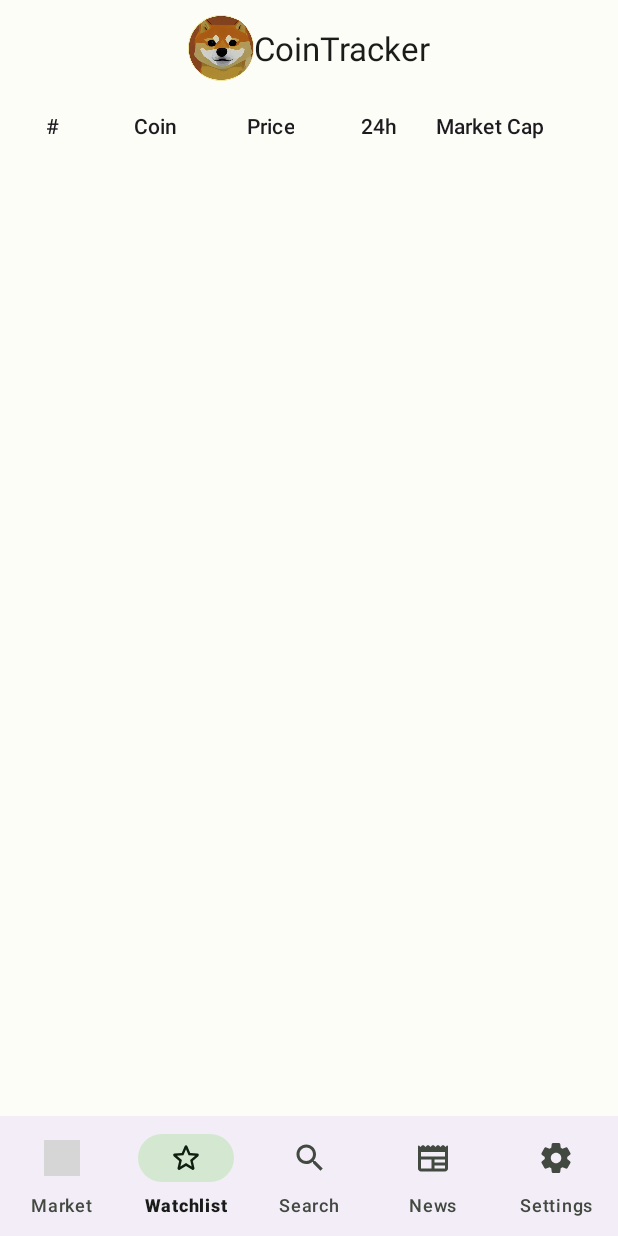
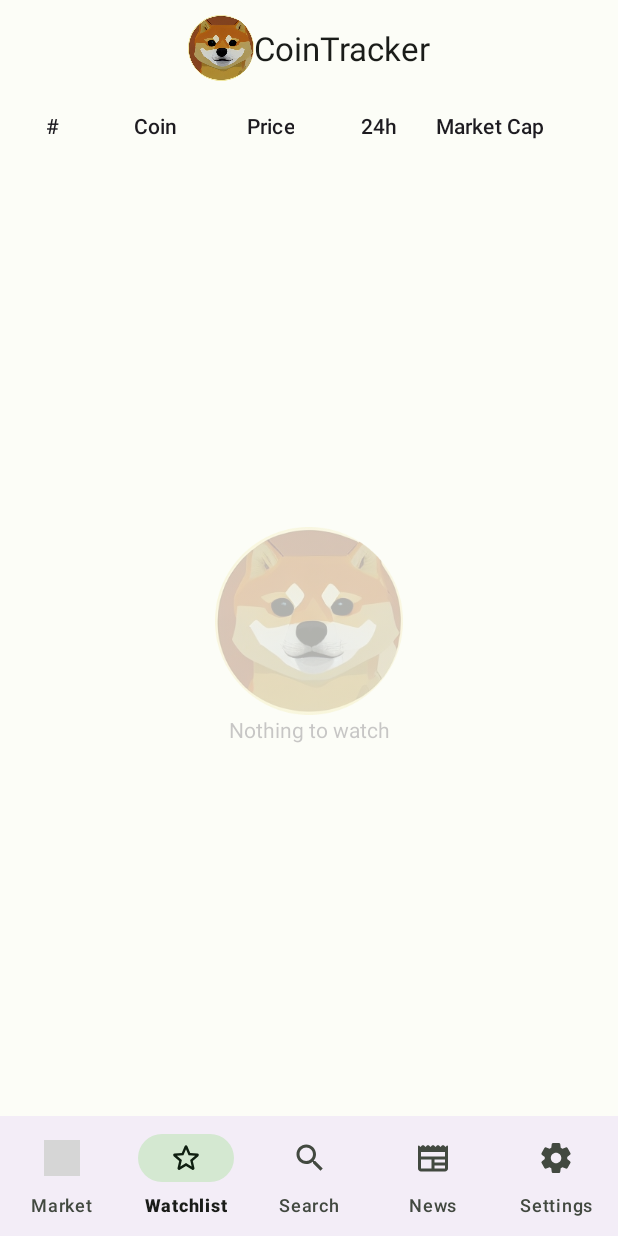
Before and after one commit to maayyaannkk/coin-tracker, an Android app: the screen it shows after launch (MainActivity), item 2 of the bottom bar chosen, on a phone screen of 412 x 824 dp. Run offline under Robolectric (Android 15) with nearby library versions, the phone set to English and light mode, and no system bars; our stand-ins replace Dagger/Hilt's generated code, Room's generated code; network calls fail; pictures from the network do not load; 2 statements that could not run were skipped; grey boxes are pictures that could not be loaded.

Commit message:
feat: progress recyclerview

```diff
--- /dev/null
+++ b/app/src/main/java/in/mayanknagwanshi/cointracker/custom/ProgressRecyclerView.kt
@@ -0,0 +1,76 @@
+package `in`.mayanknagwanshi.cointracker.custom
+
+import android.content.Context
+import android.graphics.drawable.Drawable
+import android.util.AttributeSet
+import android.view.LayoutInflater
+import androidx.constraintlayout.widget.ConstraintLayout
+import androidx.recyclerview.widget.LinearLayoutManager
+import androidx.recyclerview.widget.RecyclerView
+import `in`.mayanknagwanshi.cointracker.R
+import `in`.mayanknagwanshi.cointracker.databinding.CustomProgressRecyclerviewBinding
+
+class ProgressRecyclerView private constructor(
+    context: Context,
+    attrs: AttributeSet?,
+    defStyleAttr: Int,
+    defStyleRes: Int
+) :
+    ConstraintLayout(context, attrs, defStyleAttr) {
+
+    private lateinit var binding: CustomProgressRecyclerviewBinding
+
+    private val errorImage: Drawable?
+    private val errorTitle: Int
+
+    @JvmOverloads
+    constructor(
+        context: Context,
+        attrs: AttributeSet? = null,
+        defStyleAttr: Int = 0
+    ) : this(context, attrs, defStyleAttr, 0)
+
+    init {
+        val a = context.obtainStyledAttributes(attrs, R.styleable.ProgressRecyclerView)
+        errorImage = a.getDrawable(R.styleable.ProgressRecyclerView_error_image)
+        errorTitle = a.getResourceId(R.styleable.ProgressRecyclerView_error_text, 0)
+        a.recycle()
+        init()
+    }
+
+    private fun init() {
+        binding =
+            CustomProgressRecyclerviewBinding.inflate(LayoutInflater.from(context), this, true)
+
+        binding.recyclerView.setPadding(paddingLeft, paddingTop, paddingRight, paddingBottom)
+        if (errorImage != null) binding.imageViewError.setImageDrawable(errorImage)
+        if (errorTitle != 0) binding.textViewError.text = context.getText(errorTitle)
+        binding.recyclerView.layoutManager = LinearLayoutManager(context)
+    }
+
+    fun showError() {
+        binding.recyclerView.visibility = GONE
+        binding.progressBar.visibility = GONE
+        binding.imageViewError.visibility = VISIBLE
+        binding.textViewError.visibility = VISIBLE
+    }
+
+    fun showProgress() {
+        binding.progressBar.visibility = VISIBLE
+    }
+
+    fun hideProgress() {
+        binding.progressBar.visibility = GONE
+    }
+
+    fun showRecyclerView() {
+        binding.recyclerView.visibility = VISIBLE
+        binding.progressBar.visibility = GONE
+        binding.imageViewError.visibility = GONE
+        binding.textViewError.visibility = GONE
+    }
+
+    var recyclerView: RecyclerView = binding.recyclerView
+        private set
+
+}
--- a/app/src/main/java/in/mayanknagwanshi/cointracker/fragments/MarketFragment.kt
+++ b/app/src/main/java/in/mayanknagwanshi/cointracker/fragments/MarketFragment.kt
@@ -39,20 +39,31 @@ class MarketFragment : Fragment(R.layout.fragment_market) {
         viewModel.requestMarket()
 
         val divider = MaterialDividerItemDecoration(requireContext(), LinearLayoutManager.VERTICAL)
-        binding.recyclerView.addItemDecoration(divider)
+        binding.progressRecyclerView.recyclerView.addItemDecoration(divider)
 
         val marketListAdapter = MarketListAdapter()
         marketListAdapter.onFavoriteClick = { marketData ->
             viewModel.toggleWatchlist(marketData)
         }
-        binding.recyclerView.adapter = marketListAdapter
+        binding.progressRecyclerView.recyclerView.adapter = marketListAdapter
 
         viewLifecycleOwner.lifecycleScope.launch {
             repeatOnLifecycle(Lifecycle.State.STARTED) {
                 viewModel.marketData.collect { event ->
                     when (event) {
-                        is NetworkResult.Error -> TODO()
-                        is NetworkResult.Success -> marketListAdapter.formatAndNotify(event.data)
+                        is NetworkResult.Error -> {
+                            binding.progressRecyclerView.showError()
+                        }
+
+                        is NetworkResult.Success -> {
+                            binding.progressRecyclerView.showRecyclerView()
+                            marketListAdapter.formatAndNotify(event.data)
+                        }
+
+                        is NetworkResult.Loading -> {
+                            if (event.isLoading) binding.progressRecyclerView.showProgress()
+                            else binding.progressRecyclerView.hideProgress()
+                        }
                     }
                 }
             }
--- a/app/src/main/java/in/mayanknagwanshi/cointracker/fragments/SearchFragment.kt
+++ b/app/src/main/java/in/mayanknagwanshi/cointracker/fragments/SearchFragment.kt
@@ -62,6 +62,7 @@ class SearchFragment : Fragment(R.layout.fragment_search) {
                     when (event) {
                         is NetworkResult.Error -> TODO()
                         is NetworkResult.Success -> trendingListAdapter.differ.submitList(event.data)
+                        is NetworkResult.Loading -> TODO()
                     }
                 }
             }
@@ -89,9 +90,12 @@ class SearchFragment : Fragment(R.layout.fragment_search) {
                 viewModel.searchData.collect { event ->
                     when (event) {
                         is NetworkResult.Error -> TODO()
+
                         is NetworkResult.Success -> {
                             searchListAdapter.differ.submitList(event.data)
                         }
+
+                        is NetworkResult.Loading -> TODO()
                     }
                 }
             }
--- a/app/src/main/java/in/mayanknagwanshi/cointracker/fragments/WatchlistFragment.kt
+++ b/app/src/main/java/in/mayanknagwanshi/cointracker/fragments/WatchlistFragment.kt
@@ -36,18 +36,20 @@ class WatchlistFragment : Fragment(R.layout.fragment_watchlist) {
         super.onViewCreated(view, savedInstanceState)
 
         val divider = MaterialDividerItemDecoration(requireContext(), LinearLayoutManager.VERTICAL)
-        binding.recyclerView.addItemDecoration(divider)
+        binding.progressRecyclerView.recyclerView.addItemDecoration(divider)
 
         val watchListAdapter = WatchListAdapter()
         watchListAdapter.onFavoriteClick = { watchlistData ->
             viewModel.toggleWatchlist(watchlistData)
         }
-        binding.recyclerView.adapter = watchListAdapter
+        binding.progressRecyclerView.recyclerView.adapter = watchListAdapter
 
         viewLifecycleOwner.lifecycleScope.launch {
             repeatOnLifecycle(Lifecycle.State.STARTED) {
                 viewModel.watchlistData.collect { event ->
                     watchListAdapter.differ.submitList(event)
+                    if (event.isEmpty()) binding.progressRecyclerView.showError()
+                    else binding.progressRecyclerView.showRecyclerView()
                 }
             }
         }
--- a/app/src/main/java/in/mayanknagwanshi/cointracker/network/NetworkResult.kt
+++ b/app/src/main/java/in/mayanknagwanshi/cointracker/network/NetworkResult.kt
@@ -3,4 +3,5 @@ package `in`.mayanknagwanshi.cointracker.network
 sealed class NetworkResult<T : Any> {
     class Success<T : Any>(val data: T) : NetworkResult<T>()
     class Error<T : Any>(val code: Int, val message: String?) : NetworkResult<T>()
+    class Loading<T : Any>(val isLoading: Boolean) : NetworkResult<T>()
 }
--- a/app/src/main/java/in/mayanknagwanshi/cointracker/viewmodel/MainViewModel.kt
+++ b/app/src/main/java/in/mayanknagwanshi/cointracker/viewmodel/MainViewModel.kt
@@ -44,7 +44,9 @@ class MainViewModel @Inject constructor(
 
     fun requestMarket() {
         viewModelScope.launch(Dispatchers.IO) {
+            _marketData.value = NetworkResult.Loading(true)
             val response = coinGeckoApi.getMarket()
+            _marketData.value = NetworkResult.Loading(false)
             val result = response.body()
             if (response.isSuccessful && !result.isNullOrEmpty()) {
                 _marketData.value = NetworkResult.Success(result)
--- /dev/null
+++ b/app/src/main/res/drawable/ic_error.xml
@@ -0,0 +1,5 @@
+<vector android:height="24dp" android:tint="#000000"
+    android:viewportHeight="24" android:viewportWidth="24"
+    android:width="24dp" xmlns:android="http://schemas.android.com/apk/res/android">
+    <path android:fillColor="@android:color/white" android:pathData="M12,7c0.55,0 1,0.45 1,1v4c0,0.55 -0.45,1 -1,1s-1,-0.45 -1,-1L11,8c0,-0.55 0.45,-1 1,-1zM11.99,2C6.47,2 2,6.48 2,12s4.47,10 9.99,10C17.52,22 22,17.52 22,12S17.52,2 11.99,2zM12,20c-4.42,0 -8,-3.58 -8,-8s3.58,-8 8,-8 8,3.58 8,8 -3.58,8 -8,8zM13,17h-2v-2h2v2z"/>
+</vector>
--- /dev/null
+++ b/app/src/main/res/layout/custom_progress_recyclerview.xml
@@ -0,0 +1,55 @@
+<?xml version="1.0" encoding="utf-8"?>
+<androidx.constraintlayout.widget.ConstraintLayout xmlns:android="http://schemas.android.com/apk/res/android"
+    xmlns:app="http://schemas.android.com/apk/res-auto"
+    android:layout_width="match_parent"
+    android:layout_height="match_parent">
+
+    <ImageView
+        android:id="@+id/imageViewError"
+        android:layout_width="125dp"
+        android:layout_height="125dp"
+        android:alpha="0.3"
+        android:visibility="gone"
+        app:layout_constraintBottom_toTopOf="@+id/textViewError"
+        app:layout_constraintEnd_toEndOf="parent"
+        app:layout_constraintStart_toStartOf="parent"
+        app:layout_constraintTop_toTopOf="parent"
+        app:layout_constraintVertical_chainStyle="packed"
+        app:srcCompat="@drawable/ic_error" />
+
+    <TextView
+        android:id="@+id/textViewError"
+        android:layout_width="0dp"
+        android:layout_height="wrap_content"
+        android:alpha="0.3"
+        android:gravity="center"
+        android:text="@string/error_internet"
+        android:textSize="14sp"
+        android:visibility="gone"
+        app:layout_constraintBottom_toBottomOf="parent"
+        app:layout_constraintEnd_toEndOf="parent"
+        app:layout_constraintStart_toStartOf="parent"
+        app:layout_constraintTop_toBottomOf="@id/imageViewError"
+        app:layout_constraintWidth_percent="0.8" />
+
+    <androidx.recyclerview.widget.RecyclerView
+        android:id="@+id/recyclerView"
+        android:layout_width="0dp"
+        android:layout_height="0dp"
+        android:clipToPadding="false"
+        app:layoutManager="androidx.recyclerview.widget.LinearLayoutManager"
+        app:layout_constraintBottom_toBottomOf="parent"
+        app:layout_constraintEnd_toEndOf="parent"
+        app:layout_constraintStart_toStartOf="parent"
+        app:layout_constraintTop_toTopOf="parent" />
+
+    <com.google.android.material.progressindicator.LinearProgressIndicator
+        android:id="@+id/progressBar"
+        android:layout_width="0dp"
+        android:layout_height="wrap_content"
+        android:indeterminate="true"
+        android:visibility="gone"
+        app:layout_constraintEnd_toEndOf="parent"
+        app:layout_constraintStart_toStartOf="parent"
+        app:layout_constraintTop_toTopOf="parent" />
+</androidx.constraintlayout.widget.ConstraintLayout>
--- a/app/src/main/res/layout/fragment_market.xml
+++ b/app/src/main/res/layout/fragment_market.xml
@@ -123,11 +123,12 @@
             app:layout_constraintWidth_percent="0.1" />
     </androidx.constraintlayout.widget.ConstraintLayout>
 
-    <androidx.recyclerview.widget.RecyclerView
-        android:id="@+id/recyclerView"
+    <in.mayanknagwanshi.cointracker.custom.ProgressRecyclerView
+        android:id="@+id/progressRecyclerView"
         android:layout_width="match_parent"
         android:layout_height="0dp"
-        app:layoutManager="androidx.recyclerview.widget.LinearLayoutManager"
+        app:error_image="@drawable/ic_error"
+        app:error_text="@string/error_internet"
         app:layout_constraintBottom_toBottomOf="parent"
         app:layout_constraintTop_toBottomOf="@+id/linearLayoutTitle"
         tools:itemCount="25"
--- a/app/src/main/res/layout/fragment_watchlist.xml
+++ b/app/src/main/res/layout/fragment_watchlist.xml
@@ -123,10 +123,12 @@
             app:layout_constraintWidth_percent="0.1" />
     </androidx.constraintlayout.widget.ConstraintLayout>
 
-    <androidx.recyclerview.widget.RecyclerView
-        android:id="@+id/recyclerView"
+    <in.mayanknagwanshi.cointracker.custom.ProgressRecyclerView
+        android:id="@+id/progressRecyclerView"
         android:layout_width="match_parent"
         android:layout_height="0dp"
+        app:error_image="@drawable/logo"
+        app:error_text="@string/error_watchlist_empty"
         app:layoutManager="androidx.recyclerview.widget.LinearLayoutManager"
         app:layout_constraintBottom_toBottomOf="parent"
         app:layout_constraintTop_toBottomOf="@+id/linearLayoutTitle"
--- /dev/null
+++ b/app/src/main/res/values/attrs_progress_recyclerview.xml
@@ -0,0 +1,7 @@
+<?xml version="1.0" encoding="utf-8"?>
+<resources>
+    <declare-styleable name="ProgressRecyclerView">
+        <attr name="error_image" format="reference" />
+        <attr name="error_text" format="reference" />
+    </declare-styleable>
+</resources>
--- a/app/src/main/res/values/strings.xml
+++ b/app/src/main/res/values/strings.xml
@@ -32,4 +32,6 @@
     <string name="label_setting_privacy_policy">Privacy Policy</string>
     <string name="label_setting_terms">Terms &amp; Conditions</string>
     <string name="label_setting_powered_by">Powered by: CoinGecko</string>
+    <string name="error_internet">Network not available</string>
+    <string name="error_watchlist_empty">Nothing to watch</string>
 </resources>
```
